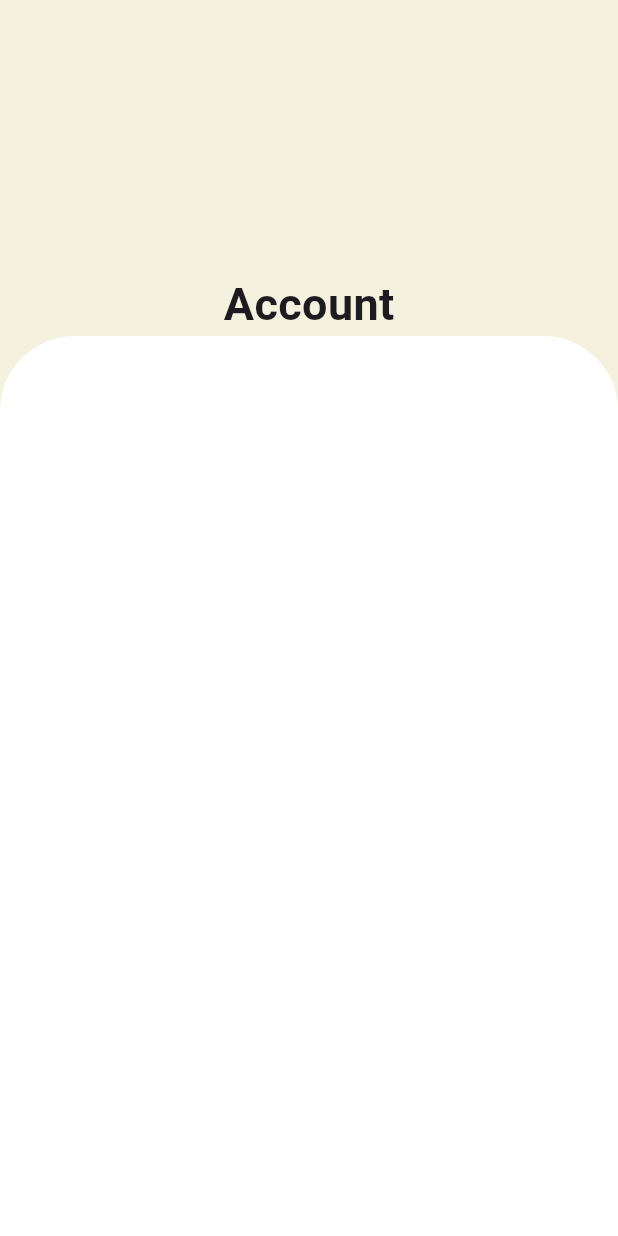
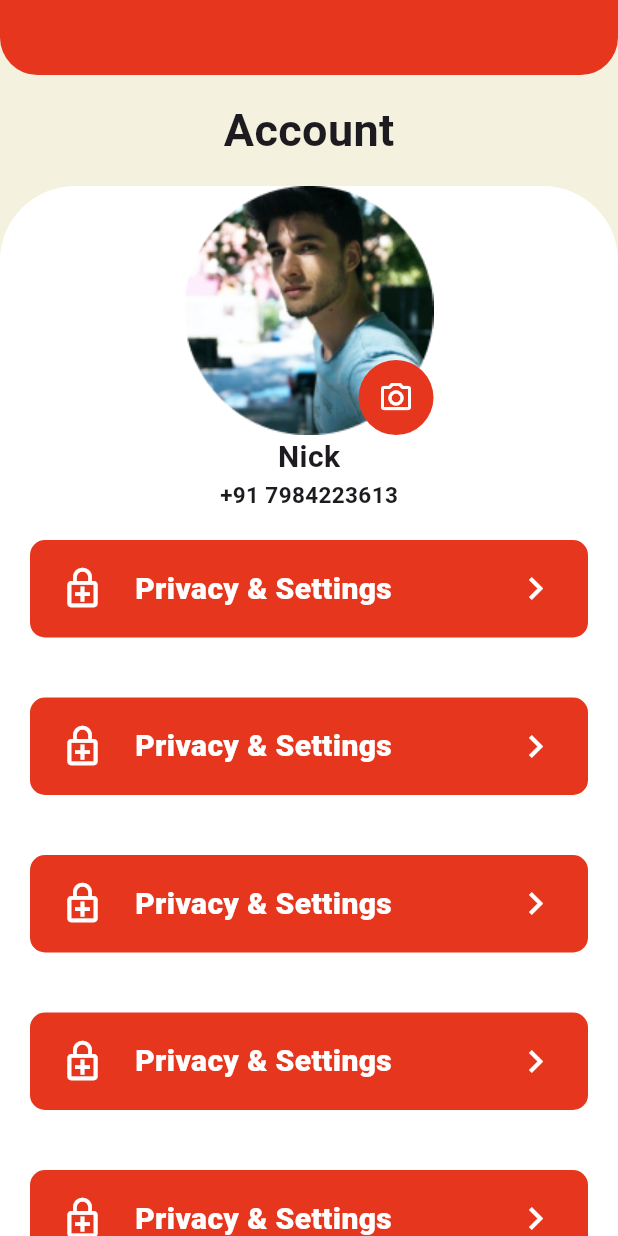
Before and after one commit to MoonStar32/Delivery_Pizza, a Flutter app: the UserScreen screen opened directly, on a phone screen of 412 x 824 dp. Run offline on Flutter 3.47's test engine with Material 3 defaults, Android fonts, the phone set to English and light mode, and no system bars.

Commit message:
add wodets

```diff
--- a/lib/main.dart
+++ b/lib/main.dart
@@ -1,13 +1,10 @@
 import 'package:delivery_pizza/src/features/auth/auth_log_in.dart';
-import 'package:delivery_pizza/src/features/user/user_screen.dart';
 import 'package:flutter/material.dart';
 
 void main() {
   runApp(
     const MaterialApp(
-      home: UserScreen(),
+      home: AuthLogInScreen(),
     ),
   );
 }
-
-class SecondClass {}
--- /dev/null
+++ b/lib/src/features/Widgets/listile_button/listile_button.dart
@@ -0,0 +1,68 @@
+import 'package:flutter/material.dart';
+
+class PizzaListTile extends StatelessWidget {
+  final VoidCallback onTap;
+  final String title;
+  final IconData? icons;
+  final Color colorButton;
+  final Color colorText;
+  final Color colorIcon;
+
+  const PizzaListTile({
+    super.key,
+    required this.onTap,
+    required this.title,
+    this.icons,
+    required this.colorButton,
+    required this.colorText,
+    required this.colorIcon,
+  });
+
+  @override
+  Widget build(BuildContext context) {
+    return Padding(
+      padding: const EdgeInsets.all(20),
+      child: GestureDetector(
+        onTap: onTap,
+        child: Container(
+          padding: const EdgeInsets.fromLTRB(20, 0, 20, 0),
+          height: 65,
+          decoration: BoxDecoration(
+            color: colorButton,
+            borderRadius: BorderRadius.circular(10),
+          ),
+          child: Row(
+            mainAxisAlignment: MainAxisAlignment.spaceBetween,
+            children: [
+              Row(
+                children: [
+                  Icon(
+                    icons,
+                    color: colorIcon,
+                    size: 30,
+                  ),
+                  const SizedBox(
+                    width: 20,
+                  ),
+                  Text(
+                    title,
+                    style: TextStyle(
+                      color: colorText,
+                      fontWeight: FontWeight.w900,
+                      fontSize: 20,
+                    ),
+                  ),
+                ],
+              ),
+              Icon(
+                Icons.chevron_right,
+                color: colorIcon,
+                size: 30,
+              )
+            ],
+          ),
+        ),
+      ),
+    );
+  }
+}
--- a/lib/src/features/Widgets/primary_button/primary_button.dart
+++ b/lib/src/features/Widgets/primary_button/primary_button.dart
@@ -3,13 +3,17 @@ import 'package:flutter/material.dart';
 class PizzaPrimaryButton extends StatelessWidget {
   final VoidCallback onTap;
   final String title;
-  final Icons? icons;
+  final IconData? icons;
+  final Color colorButton;
+  final Color colorText;
 
   const PizzaPrimaryButton({
     super.key,
     required this.onTap,
     required this.title,
     this.icons,
+    required this.colorButton,
+    required this.colorText,
   });
 
   @override
@@ -20,20 +24,25 @@ class PizzaPrimaryButton extends StatelessWidget {
         width: 300,
         height: 60,
         decoration: BoxDecoration(
-          color: Colors.white,
+          color: colorButton,
           borderRadius: BorderRadius.circular(15),
         ),
         child: Center(
           child: Row(
+            mainAxisAlignment: MainAxisAlignment.center,
             children: [
-              Icon(icons as IconData?),
+              Icon(
+                icons,
+                color: Colors.white,
+                size: 30,
+              ),
               const SizedBox(
                 width: 10,
               ),
               Text(
                 title,
-                style: const TextStyle(
-                  color: Color(0xffE6361D),
+                style: TextStyle(
+                  color: colorText,
                   fontWeight: FontWeight.w900,
                   fontSize: 20,
                 ),
--- a/lib/src/features/auth/auth_log_in.dart
+++ b/lib/src/features/auth/auth_log_in.dart
@@ -99,6 +99,8 @@ class AuthLogInScreen extends StatelessWidget {
               child: PizzaPrimaryButton(
                 title: 'LOGIN',
                 onTap: () {},
+                colorButton: Colors.white,
+                colorText: const Color(0xffE6361D),
               ),
             ),
             Padding(
@@ -145,6 +147,8 @@ class AuthLogInScreen extends StatelessWidget {
                     ),
                   );
                 },
+                colorButton: Colors.white,
+                colorText: const Color(0xffE6361D),
               ),
             ),
           ],
--- a/lib/src/features/auth/auth_sign_up.dart
+++ b/lib/src/features/auth/auth_sign_up.dart
@@ -138,6 +138,8 @@ class AuthSignUpScreen extends StatelessWidget {
               child: PizzaPrimaryButton(
                 title: 'SIGN UP',
                 onTap: () {},
+                colorButton: const Color(0xffE6361D),
+                colorText: Colors.white,
               ),
             ),
             Row(
--- a/lib/src/features/user/user_screen.dart
+++ b/lib/src/features/user/user_screen.dart
@@ -1,5 +1,6 @@
+import 'package:delivery_pizza/src/features/Widgets/listile_button/listile_button.dart';
+import 'package:delivery_pizza/src/features/Widgets/primary_button/primary_button.dart';
 import 'package:flutter/material.dart';
-import 'package:flutter/widgets.dart';
 
 class UserScreen extends StatefulWidget {
   const UserScreen({super.key});
@@ -15,8 +16,18 @@ class _UserScreenState extends State<UserScreen> {
       backgroundColor: const Color(0xffF4F2DE),
       body: Center(
         child: Column(
-          mainAxisAlignment: MainAxisAlignment.end,
+          mainAxisAlignment: MainAxisAlignment.spaceBetween,
           children: [
+            Container(
+              height: 50,
+              decoration: const BoxDecoration(
+                color: Color(0xffE6361D),
+                borderRadius: BorderRadius.only(
+                  bottomLeft: Radius.circular(25),
+                  bottomRight: Radius.circular(25),
+                ),
+              ),
+            ),
             const Text(
               "Account",
               style: TextStyle(
@@ -25,7 +36,7 @@ class _UserScreenState extends State<UserScreen> {
               ),
             ),
             Container(
-              height: 600,
+              height: 700,
               decoration: const BoxDecoration(
                 color: Colors.white,
                 borderRadius: BorderRadius.only(
@@ -34,7 +45,113 @@ class _UserScreenState extends State<UserScreen> {
                 ),
               ),
               child: ListView(
-                children: const [],
+                children: [
+                  Column(
+                    mainAxisAlignment: MainAxisAlignment.end,
+                    children: [
+                      Stack(
+                        alignment: AlignmentDirectional.bottomEnd,
+                        children: [
+                          Image.asset('assets/images/avatar.png'),
+                          GestureDetector(
+                            child: Container(
+                              width: 50,
+                              height: 50,
+                              decoration: BoxDecoration(
+                                color: const Color(0xffE6361D),
+                                borderRadius: BorderRadius.circular(25),
+                              ),
+                              child: const Icon(
+                                Icons.photo_camera_outlined,
+                                color: Colors.white,
+                              ),
+                            ),
+                          ),
+                        ],
+                      ),
+                      const Text(
+                        'Nick',
+                        style: TextStyle(
+                          fontWeight: FontWeight.bold,
+                          fontSize: 20,
+                        ),
+                      ),
+                      const Text(
+                        '+91 7984223613',
+                        style: TextStyle(
+                          fontWeight: FontWeight.bold,
+                          fontSize: 15,
+                        ),
+                      ),
+                      PizzaListTile(
+                        onTap: () {},
+                        title: "Privacy & Settings",
+                        colorButton: const Color(0xffE6361D),
+                        colorText: Colors.white,
+                        colorIcon: Colors.white,
+                        icons: Icons.enhanced_encryption_outlined,
+                      ),
+                      PizzaListTile(
+                        onTap: () {},
+                        title: "Privacy & Settings",
+                        colorButton: const Color(0xffE6361D),
+                        colorText: Colors.white,
+                        colorIcon: Colors.white,
+                        icons: Icons.enhanced_encryption_outlined,
+                      ),
+                      PizzaListTile(
+                        onTap: () {},
+                        title: "Privacy & Settings",
+                        colorButton: const Color(0xffE6361D),
+                        colorText: Colors.white,
+                        colorIcon: Colors.white,
+                        icons: Icons.enhanced_encryption_outlined,
+                      ),
+                      PizzaListTile(
+                        onTap: () {},
+                        title: "Privacy & Settings",
+                        colorButton: const Color(0xffE6361D),
+                        colorText: Colors.white,
+                        colorIcon: Colors.white,
+                        icons: Icons.enhanced_encryption_outlined,
+                      ),
+                      PizzaListTile(
+                        onTap: () {},
+                        title: "Privacy & Settings",
+                        colorButton: const Color(0xffE6361D),
+                        colorText: Colors.white,
+                        colorIcon: Colors.white,
+                        icons: Icons.enhanced_encryption_outlined,
+                      ),
+                      PizzaListTile(
+                        onTap: () {},
+                        title: "Privacy & Settings",
+                        colorButton: const Color(0xffE6361D),
+                        colorText: Colors.white,
+                        colorIcon: Colors.white,
+                        icons: Icons.enhanced_encryption_outlined,
+                      ),
+                      PizzaListTile(
+                        onTap: () {},
+                        title: "Privacy & Settings",
+                        colorButton: const Color(0xffE6361D),
+                        colorText: Colors.white,
+                        colorIcon: Colors.white,
+                        icons: Icons.enhanced_encryption_outlined,
+                      ),
+                      Padding(
+                        padding: const EdgeInsets.all(20),
+                        child: PizzaPrimaryButton(
+                          onTap: () {},
+                          title: 'Log Out',
+                          icons: Icons.exit_to_app_rounded,
+                          colorButton: const Color(0xffE6361D),
+                          colorText: Colors.white,
+                        ),
+                      ),
+                    ],
+                  ),
+                ],
               ),
             ),
           ],
```
Also changed, not shown: assets/images/avatar.png (added).
